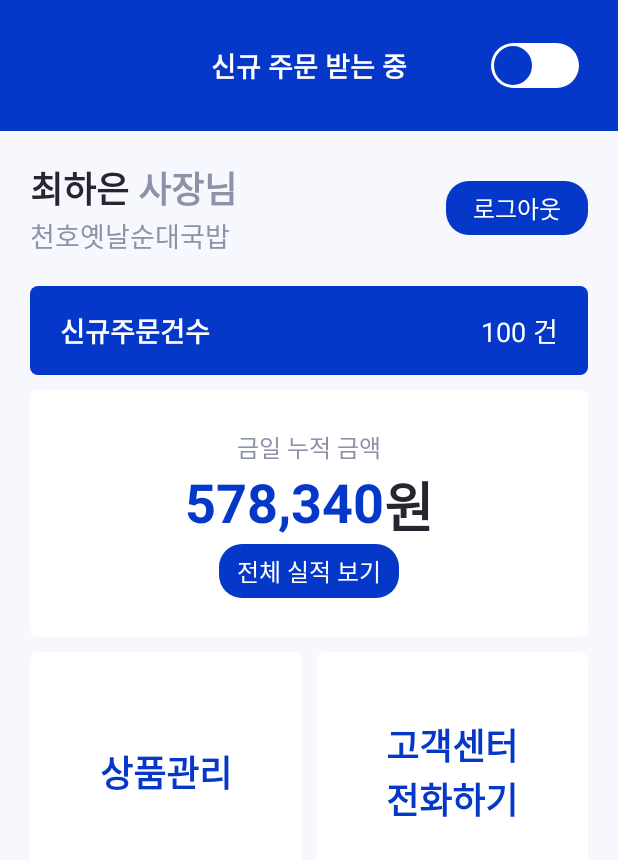
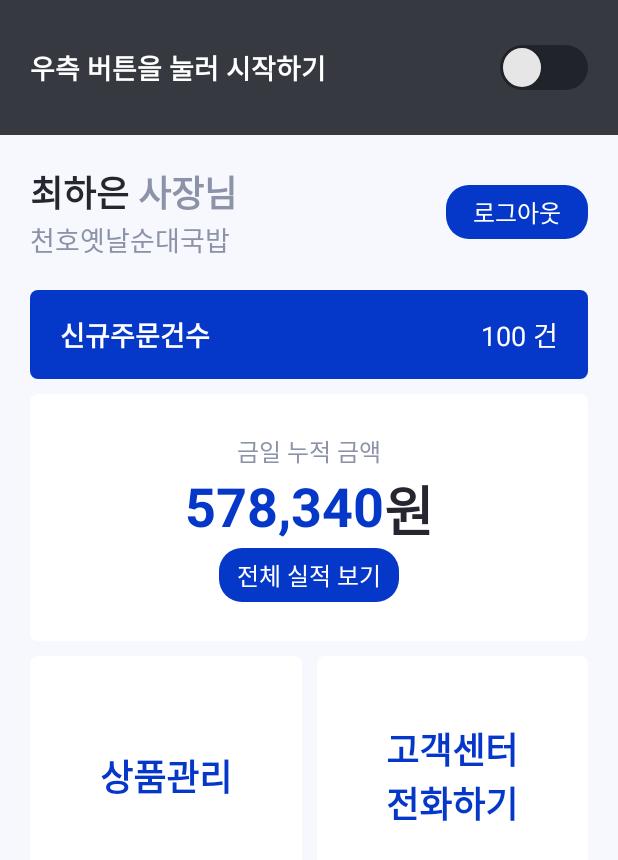
Before and after one commit to haeun0877/mukkebiMarketCeo, an Android app: the screen it shows after launch (MainActivity), on a phone screen of 412 x 824 dp. Shown: the top 860 px of the screen. Run offline under Robolectric (Android 15) with nearby library versions, the phone set to English and light mode, and no system bars.

Commit message:
상품등록 이미지 추가 UI 변경/ 메인 switch UI 수정 및 로직 구현 / 메뉴 품절 Dialog 생성

```diff
--- a/app/src/main/res/drawable/switch_thumb.xml
+++ b/app/src/main/res/drawable/switch_thumb.xml
@@ -1,26 +1,11 @@
 <?xml version="1.0" encoding="utf-8"?>
-<layer-list xmlns:android="http://schemas.android.com/apk/res/android">
+<selector xmlns:android="http://schemas.android.com/apk/res/android">
     <item
-        android:left="1dp"
-        android:right="1dp"
-        android:top="1dp"
-        android:bottom="1dp">
+        android:drawable="@drawable/switch_thumb_off"
+        android:state_checked="false"/>
 
-        <shape
-            xmlns:android="http://schemas.android.com/apk/res/android"
-            android:shape="oval">
+    <item
+        android:drawable="@drawable/switch_thumb_on"
+        android:state_checked="true"/>
 
-            <size
-                android:width="28dp"
-                android:height="28dp" />
-
-            <solid
-                android:color="@color/main_blue" />
-
-            <stroke
-                android:width="1dp"
-                android:color="#FFFFFF" />
-
-        </shape>
-    </item>
-</layer-list>
+</selector>
--- /dev/null
+++ b/app/src/main/res/drawable/switch_thumb_off.xml
@@ -0,0 +1,26 @@
+<?xml version="1.0" encoding="utf-8"?>
+<layer-list xmlns:android="http://schemas.android.com/apk/res/android">
+    <item
+        android:left="1dp"
+        android:right="1dp"
+        android:top="1dp"
+        android:bottom="1dp">
+
+        <shape
+            xmlns:android="http://schemas.android.com/apk/res/android"
+            android:shape="oval">
+
+            <size
+                android:width="28dp"
+                android:height="28dp" />
+
+            <solid
+                android:color="#e6e6e6" />
+
+            <stroke
+                android:width="1dp"
+                android:color="#202329" />
+
+        </shape>
+    </item>
+</layer-list>
--- /dev/null
+++ b/app/src/main/res/drawable/switch_thumb_on.xml
@@ -0,0 +1,26 @@
+<?xml version="1.0" encoding="utf-8"?>
+<layer-list xmlns:android="http://schemas.android.com/apk/res/android">
+    <item
+        android:left="1dp"
+        android:right="1dp"
+        android:top="1dp"
+        android:bottom="1dp">
+
+        <shape
+            xmlns:android="http://schemas.android.com/apk/res/android"
+            android:shape="oval">
+
+            <size
+                android:width="28dp"
+                android:height="28dp" />
+
+            <solid
+                android:color="@color/main_blue" />
+
+            <stroke
+                android:width="1dp"
+                android:color="#FFFFFF" />
+
+        </shape>
+    </item>
+</layer-list>
--- a/app/src/main/res/drawable/switch_track.xml
+++ b/app/src/main/res/drawable/switch_track.xml
@@ -1,16 +1,11 @@
 <?xml version="1.0" encoding="utf-8"?>
-<shape
-    xmlns:android="http://schemas.android.com/apk/res/android"
-    android:shape="rectangle" >
+<selector xmlns:android="http://schemas.android.com/apk/res/android">
+    <item
+        android:drawable="@drawable/switch_track_off"
+        android:state_checked="false"/>
 
-    <corners
-        android:radius="15dp" />
+    <item
+        android:drawable="@drawable/switch_track_on"
+        android:state_checked="true"/>
 
-    <size
-        android:width="60dp"
-        android:height="30dp" />
-
-    <solid
-        android:color="#ffffff" />
-
-</shape>
+</selector>
--- /dev/null
+++ b/app/src/main/res/drawable/switch_track_off.xml
@@ -0,0 +1,16 @@
+<?xml version="1.0" encoding="utf-8"?>
+<shape
+    xmlns:android="http://schemas.android.com/apk/res/android"
+    android:shape="rectangle" >
+
+    <corners
+        android:radius="15dp" />
+
+    <size
+        android:width="60dp"
+        android:height="30dp" />
+
+    <solid
+        android:color="#202329" />
+
+</shape>
--- /dev/null
+++ b/app/src/main/res/drawable/switch_track_on.xml
@@ -0,0 +1,16 @@
+<?xml version="1.0" encoding="utf-8"?>
+<shape
+    xmlns:android="http://schemas.android.com/apk/res/android"
+    android:shape="rectangle" >
+
+    <corners
+        android:radius="15dp" />
+
+    <size
+        android:width="60dp"
+        android:height="30dp" />
+
+    <solid
+        android:color="#ffffff" />
+
+</shape>
--- a/app/src/main/res/layout/fragment_main.xml
+++ b/app/src/main/res/layout/fragment_main.xml
@@ -11,10 +11,28 @@
         android:id="@+id/cl_top"
         android:layout_width="match_parent"
         android:layout_height="wrap_content"
-        android:background="@color/main_blue"
+        android:background="#363940"
+        android:paddingLeft="20dp"
+        android:paddingRight="20dp"
+        android:paddingTop="30dp"
+        android:paddingBottom="30dp"
         app:layout_constraintStart_toStartOf="parent"
         app:layout_constraintRight_toRightOf="parent"
         app:layout_constraintTop_toTopOf="parent">
+
+        <TextView
+            android:id="@+id/tv_title_off"
+            android:layout_width="0dp"
+            android:layout_height="wrap_content"
+            android:text="우측 버튼을 눌러 시작하기"
+            android:textColor="#FFFFFF"
+            android:textStyle="bold"
+            android:textSize="18dp"
+            android:visibility="visible"
+            app:layout_constraintTop_toTopOf="parent"
+            app:layout_constraintBottom_toBottomOf="parent"
+            app:layout_constraintStart_toStartOf="parent"
+            app:layout_constraintEnd_toStartOf="@+id/main_switch"/>
 
         <TextView
             android:id="@+id/tv_title"
@@ -24,21 +42,22 @@
             android:textColor="#FFFFFF"
             android:textStyle="bold"
             android:textSize="18dp"
-            android:padding="30dp"
+            android:visibility="invisible"
             app:layout_constraintStart_toStartOf="parent"
             app:layout_constraintEnd_toEndOf="parent"
             app:layout_constraintTop_toTopOf="parent"
             app:layout_constraintBottom_toBottomOf="parent"/>
 
         <Switch
+            android:id="@+id/main_switch"
             android:layout_width="wrap_content"
             android:layout_height="wrap_content"
             android:track="@drawable/switch_track"
             android:thumb="@drawable/switch_thumb"
-            app:layout_constraintStart_toEndOf="@+id/tv_title"
+            app:layout_constraintStart_toEndOf="@+id/tv_title_off"
             app:layout_constraintEnd_toEndOf="parent"
             app:layout_constraintTop_toTopOf="parent"
-            app:layout_constraintBottom_toBottomOf="parent"/>
+            app:layout_constraintBottom_toBottomOf="parent" />
 
     </androidx.constraintlayout.widget.ConstraintLayout>
 
```
Also changed, not shown: app/src/main/java/com/example/market_ceo/main/AddProductFragment.kt (+9 -3 lines), app/src/main/java/com/example/market_ceo/main/MainFragment.kt (+13 -0 lines), app/src/main/java/com/example/market_ceo/main/adapter/ProductListAdapter.kt (+12 -0 lines), app/src/main/java/com/example/market_ceo/main/dialog/SoldOutDialog.kt (added, +32 -0 lines), app/src/main/res/layout/dialog_sold_out.xml (added, +69 -0 lines), app/src/main/res/layout/fragment_add_product.xml (+11 -0 lines).
